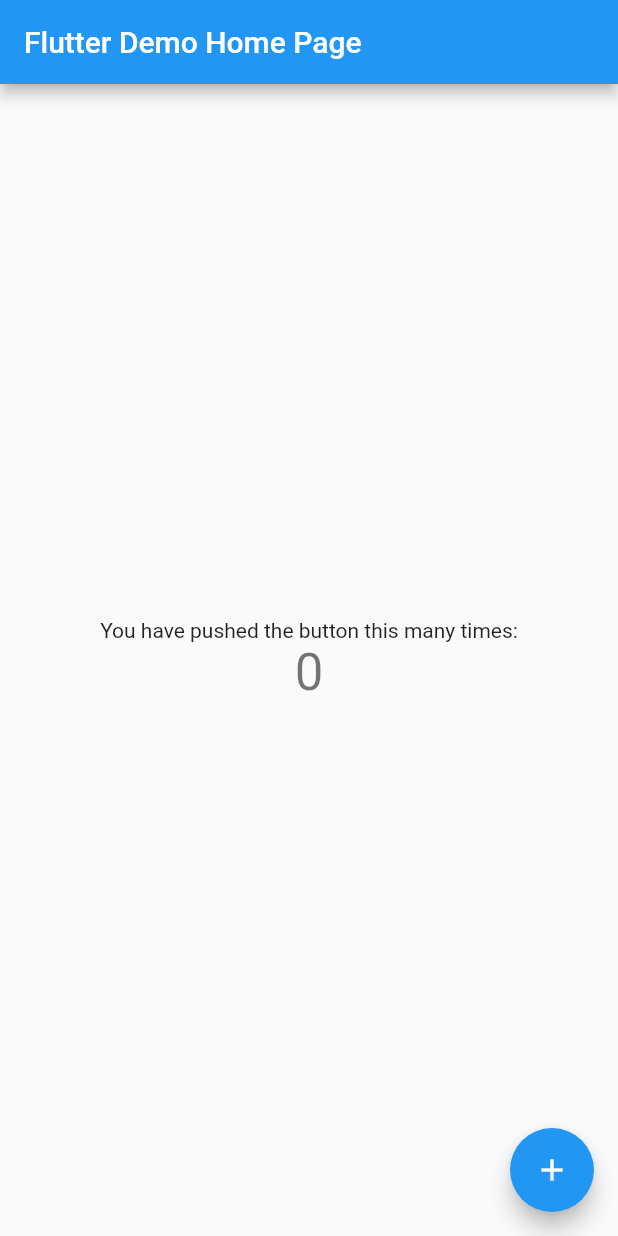
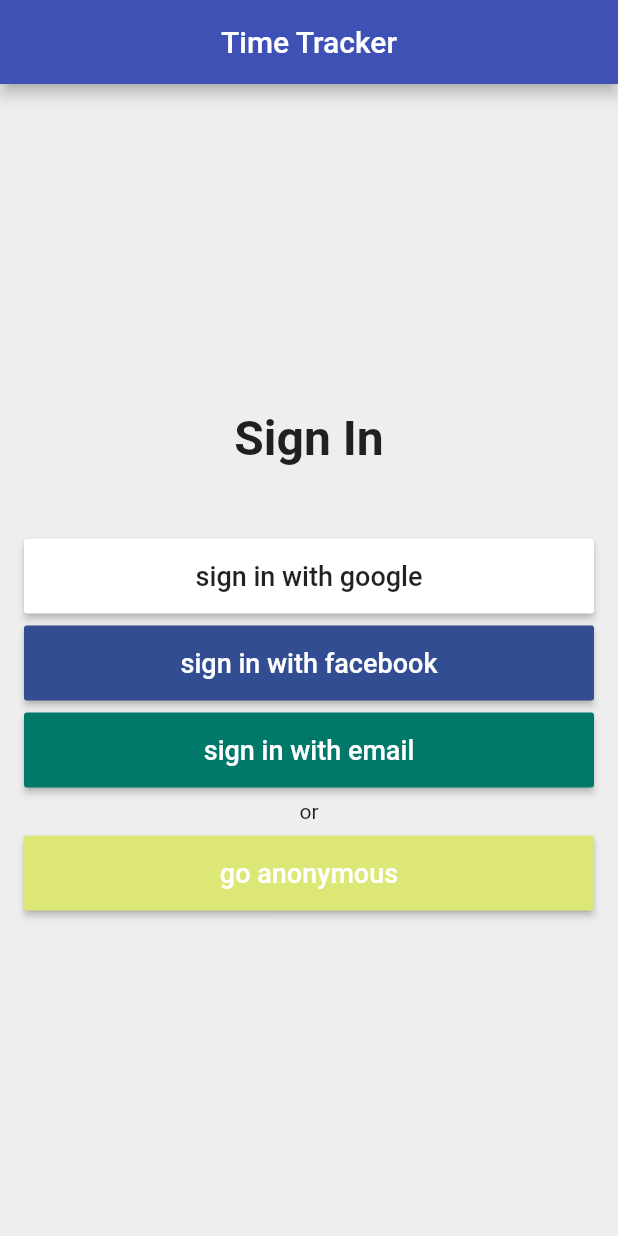
Before and after one commit to mahmoudali01/timeTracker, a Flutter app: the screen it shows after launch, on a phone screen of 412 x 824 dp. Run offline on Flutter 3.47's test engine with Material 2 defaults, Android fonts, the phone set to English and light mode, and no system bars; missing offline and left inert: dart:ffi.

Commit message:
build sign in page

```diff
--- /dev/null
+++ b/lib/app/sign-in/sign-in-button.dart
@@ -0,0 +1,19 @@
+import 'dart:ffi';
+
+import 'package:andreApp/common-widgets/custom-raised-button.dart';
+import 'package:flutter/material.dart';
+
+class SignInButtom extends CustomRaisedButton {
+  SignInButtom(
+      {String text, Color color, Color textColor, VoidCallback onPressed})
+      : super(
+            child: Text(
+              text,
+              style: TextStyle(
+                color: textColor,
+                fontSize: 18.0,
+              ),
+            ),
+            color: color,
+            onPressed: onPressed);
+}
--- /dev/null
+++ b/lib/app/sign-in/sign-in-page.dart
@@ -0,0 +1,83 @@
+import 'package:andreApp/app/sign-in/sign-in-button.dart';
+import 'package:andreApp/common-widgets/custom-raised-button.dart';
+import 'package:flutter/material.dart';
+
+class SignInPage extends StatelessWidget {
+  @override
+  Widget build(BuildContext context) {
+    return Scaffold(
+      appBar: AppBar(centerTitle: true, title: Text('Time Tracker')),
+      body: _buildContent(),
+      backgroundColor: Colors.grey[200],
+    );
+  }
+
+  Widget _buildContent() {
+    return Padding(
+        //color: Colors.yellow,
+        padding: EdgeInsets.all(16.0),
+        child: Column(
+          mainAxisAlignment: MainAxisAlignment.center,
+          crossAxisAlignment: CrossAxisAlignment.stretch,
+          children: [
+            Text(
+              "Sign In",
+              textAlign: TextAlign.center,
+              style: TextStyle(fontWeight: FontWeight.w600, fontSize: 32.0),
+            ),
+            SizedBox(
+              height: 48.0,
+            ),
+            SignInButtom(
+              text: 'sign in with google',
+              textColor: Colors.black87,
+              color: Colors.white,
+              onPressed: () {
+                print('button pressed');
+              },
+            ),
+            SizedBox(
+              height: 8.0,
+            ),
+            SignInButtom(
+              text: 'sign in with facebook',
+              textColor: Colors.white,
+              color: Color(0XFF334D92),
+              onPressed: () {
+                print('button pressed');
+              },
+            ),
+            SizedBox(
+              height: 8.0,
+            ),
+            SignInButtom(
+              text: 'sign in with email',
+              textColor: Colors.white,
+              color: Colors.teal[700],
+              onPressed: () {
+                print('button pressed');
+              },
+            ),
+            SizedBox(
+              height: 8.0,
+            ),
+            Text(
+              "or",
+              textAlign: TextAlign.center,
+              style: TextStyle(fontSize: 14.0, color: Colors.black87),
+            ),
+            SizedBox(
+              height: 8.0,
+            ),
+            SignInButtom(
+              text: 'go anonymous',
+              textColor: Colors.white,
+              color: Colors.lime[300],
+              onPressed: () {
+                print('button pressed');
+              },
+            ),
+          ],
+        ));
+  }
+}
--- a/lib/main.dart
+++ b/lib/main.dart
@@ -1,117 +1,17 @@
+import 'package:andreApp/app/sign-in/sign-in-page.dart';
 import 'package:flutter/material.dart';
 
 void main() {
-  runApp(MyApp());
+  runApp(myApp());
 }
 
-class MyApp extends StatelessWidget {
-  // This widget is the root of your application.
+class myApp extends StatelessWidget {
   @override
   Widget build(BuildContext context) {
     return MaterialApp(
-      title: 'Flutter Demo',
-      theme: ThemeData(
-        // This is the theme of your application.
-        //
-        // Try running your application with "flutter run". You'll see the
-        // application has a blue toolbar. Then, without quitting the app, try
-        // changing the primarySwatch below to Colors.green and then invoke
-        // "hot reload" (press "r" in the console where you ran "flutter run",
-        // or simply save your changes to "hot reload" in a Flutter IDE).
-        // Notice that the counter didn't reset back to zero; the application
-        // is not restarted.
-        primarySwatch: Colors.blue,
-        // This makes the visual density adapt to the platform that you run
-        // the app on. For desktop platforms, the controls will be smaller and
-        // closer together (more dense) than on mobile platforms.
-        visualDensity: VisualDensity.adaptivePlatformDensity,
-      ),
-      home: MyHomePage(title: 'Flutter Demo Home Page'),
+      title: 'Time Tracker',
+      theme: ThemeData(primarySwatch: Colors.indigo),
+      home: SignInPage(),
     );
   }
 }
-
-class MyHomePage extends StatefulWidget {
-  MyHomePage({Key key, this.title}) : super(key: key);
-
-  // This widget is the home page of your application. It is stateful, meaning
-  // that it has a State object (defined below) that contains fields that affect
-  // how it looks.
-
-  // This class is the configuration for the state. It holds the values (in this
-  // case the title) provided by the parent (in this case the App widget) and
-  // used by the build method of the State. Fields in a Widget subclass are
-  // always marked "final".
-
-  final String title;
-
-  @override
-  _MyHomePageState createState() => _MyHomePageState();
-}
-
-class _MyHomePageState extends State<MyHomePage> {
-  int _counter = 0;
-
-  void _incrementCounter() {
-    setState(() {
-      // This call to setState tells the Flutter framework that something has
-      // changed in this State, which causes it to rerun the build method below
-      // so that the display can reflect the updated values. If we changed
-      // _counter without calling setState(), then the build method would not be
-      // called again, and so nothing would appear to happen.
-      _counter++;
-    });
-  }
-
-  @override
-  Widget build(BuildContext context) {
-    // This method is rerun every time setState is called, for instance as done
-    // by the _incrementCounter method above.
-    //
-    // The Flutter framework has been optimized to make rerunning build methods
-    // fast, so that you can just rebuild anything that needs updating rather
-    // than having to individually change instances of widgets.
-    return Scaffold(
-      appBar: AppBar(
-        // Here we take the value from the MyHomePage object that was created by
-        // the App.build method, and use it to set our appbar title.
-        title: Text(widget.title),
-      ),
-      body: Center(
-        // Center is a layout widget. It takes a single child and positions it
-        // in the middle of the parent.
-        child: Column(
-          // Column is also a layout widget. It takes a list of children and
-          // arranges them vertically. By default, it sizes itself to fit its
-          // children horizontally, and tries to be as tall as its parent.
-          //
-          // Invoke "debug painting" (press "p" in the console, choose the
-          // "Toggle Debug Paint" action from the Flutter Inspector in Android
-          // Studio, or the "Toggle Debug Paint" command in Visual Studio Code)
-          // to see the wireframe for each widget.
-          //
-          // Column has various properties to control how it sizes itself and
-          // how it positions its children. Here we use mainAxisAlignment to
-          // center the children vertically; the main axis here is the vertical
-          // axis because Columns are vertical (the cross axis would be
-          // horizontal).
-          mainAxisAlignment: MainAxisAlignment.center,
-          children: <Widget>[
-            Text(
-              'You have pushed the button this many times:',
-            ),
-            Text(
-              '$_counter',
-              style: Theme.of(context).textTheme.headline4,
-            ),
-          ],
-        ),
-      ),
-      floatingActionButton: FloatingActionButton(
-        onPressed: _incrementCounter,
-        tooltip: 'Increment',
-        child: Icon(Icons.add),
-      ), // This trailing comma makes auto-formatting nicer for build methods.
-    );
-  }
-}
```
Also changed, not shown: lib/common-widgets/custom-raised-button.dart (added, +26 -0 lines), 1 other file.
